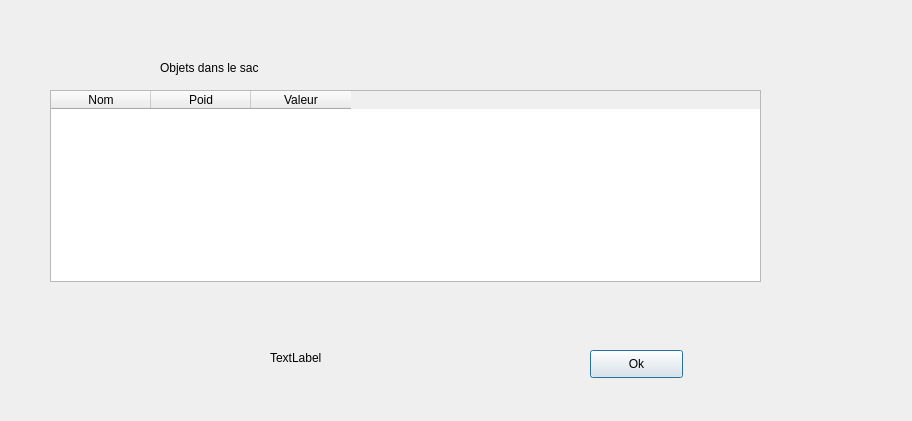
The window that UI/Resultat.ui (kamelferrahi/TP1TPRO) describes before a commit, drawn with Qt 5.
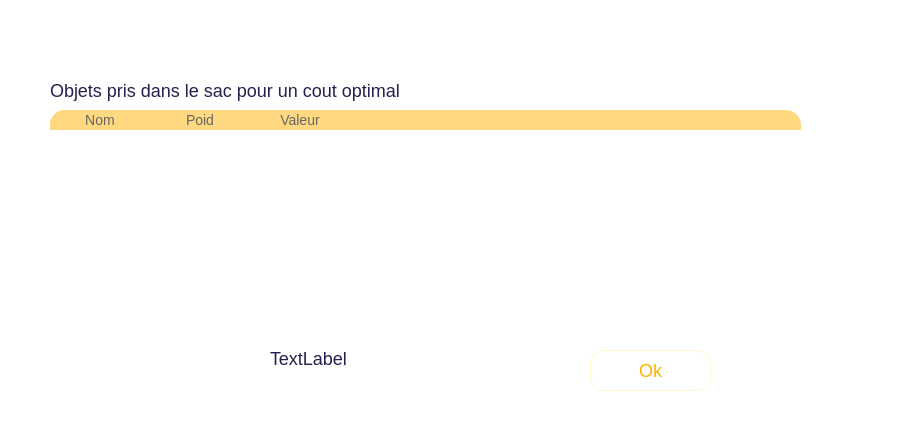
The same window after the commit. Icons and pictures are not drawn.

```diff
--- a/UI/Resultat.ui
+++ b/UI/Resultat.ui
@@ -13,15 +13,105 @@
   <property name="windowTitle">
    <string>Dialog</string>
   </property>
+  <property name="styleSheet">
+   <string notr="true">.QTableWidget{
+	background-color: transparent;
+	filter: blur(8px);
+}
+
+QDialog{
+background-color: white;
+background-image: url(&quot;UI/img/5262941.jpg&quot;)  no-repeat center cover;
+}</string>
+  </property>
   <widget class="QTableWidget" name="tableWidget">
    <property name="geometry">
     <rect>
      <x>50</x>
-     <y>90</y>
-     <width>711</width>
-     <height>192</height>
+     <y>110</y>
+     <width>751</width>
+     <height>201</height>
     </rect>
    </property>
+   <property name="styleSheet">
+    <string notr="true">QTableWidget{
+	border : none;
+	background-color: transparent;
+	border-top-right-radius : 15px;
+	border-top-left-radius: 15px;
+	border-bottom-right-radius: 0px;
+	border-bottom-left-radius: 0px;
+
+}
+QHeaderView {
+    background-color: #FFD880;
+	border-top-right-radius : 15px;
+	border-top-left-radius: 15px;
+	border-bottom-right-radius: 0px;
+	border-bottom-left-radius: 0px;
+}
+QHeaderView::section{
+	background-color: #FFD880;
+	border: none;
+	font-size: 14px;
+	color : #666666;
+}
+QHeaderView::section::first{
+	 border-top-left-radius : 15px;
+}
+QHeaderView::section::last{
+	border-top-right-radius : 15px;
+}
+
+QTableWidget::item{
+	font-size : 14px;
+	font-family : &quot;Sitka Text&quot;;
+	color : #666666;
+	text-align : center;
+}
+
+QTableWidget::item:selected{
+	color : white;
+	background-color : #FFB100;
+}
+QScrollBar::vertical{
+	background-color: white;
+	width: 15px;
+   margin-top: 34px;
+	margin-left : 5px;
+}
+
+QScrollBar::add-line:vertical, QScrollBar::sub-line:vertical {
+     height : 0px;
+	 width : 0px;
+ }
+
+QScrollBar::handle:vertical{
+	width : 15px;
+	background: #FFD880;
+	border-radius : 4px;
+}
+QScrollBar::horizontal{
+	background-color: white;
+	margin-top: 5px;
+	height: 15px;
+}
+
+QScrollBar::add-line:horizontal, QScrollBar::sub-line:horizontal {
+     height : 0px;
+	 width : 0px;
+ }
+
+QScrollBar::handle:horizontal{
+	height : 15px;
+	background: #FFD880;
+	border-radius : 4px;
+}
+
+QAbstractScrollArea::corner{
+	background: transparent;
+}</string>
+   </property>
    <property name="selectionMode">
     <enum>QAbstractItemView::SingleSelection</enum>
    </property>
@@ -49,10 +139,17 @@
     <rect>
      <x>270</x>
      <y>350</y>
-     <width>111</width>
+     <width>231</width>
      <height>16</height>
     </rect>
    </property>
+   <property name="styleSheet">
+    <string notr="true">QLabel{
+	font-family : &quot;Sitka Text&quot;;
+	font-size: 18px;
+	color : #2A1E4E;
+}</string>
+   </property>
    <property name="text">
     <string>TextLabel</string>
    </property>
@@ -62,10 +159,24 @@
     <rect>
      <x>590</x>
      <y>350</y>
-     <width>93</width>
-     <height>28</height>
+     <width>121</width>
+     <height>41</height>
     </rect>
    </property>
+   <property name="styleSheet">
+    <string notr="true">QPushButton:hover{
+	color: white;
+	background-color: #FFB100;
+}
+QPushButton{
+border: 1.4px solid #FFF6CC;
+border-radius : 14px;
+background-color: white;
+color : #FFB100;
+font-size:18px;
+font-family : &quot;Sitka Text&quot;;
+}</string>
+   </property>
    <property name="text">
     <string>Ok</string>
    </property>
@@ -73,14 +184,21 @@
   <widget class="QLabel" name="label_2">
    <property name="geometry">
     <rect>
-     <x>160</x>
-     <y>60</y>
+     <x>50</x>
+     <y>70</y>
      <width>371</width>
-     <height>16</height>
+     <height>41</height>
     </rect>
    </property>
+   <property name="styleSheet">
+    <string notr="true">QLabel{
+	font-family : &quot;Sitka Text&quot;;
+	font-size: 18px;
+	color : #2A1E4E;
+}</string>
+   </property>
    <property name="text">
-    <string>Objets dans le sac</string>
+    <string>Objets pris dans le sac pour un cout optimal</string>
    </property>
   </widget>
  </widget>
```
